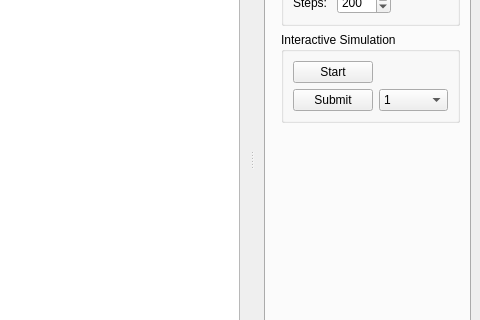
Above: mainwindow.ui from flamingoen/qspin before the change; both pictures show x 567 to 1047 and y 177 to 497 of the 1047 by 645 pixel window. Below: the same form after it.
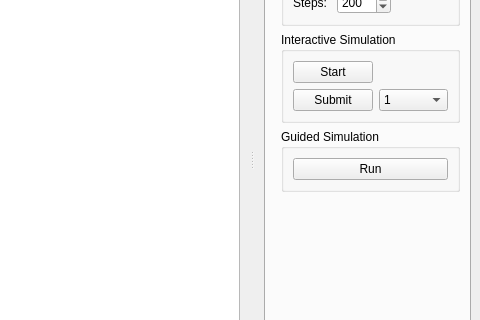
That is the form after the change. Icons and pictures are not drawn.

```diff
--- a/mainwindow.ui
+++ b/mainwindow.ui
@@ -396,6 +396,28 @@
            </layout>
           </widget>
          </item>
+         <item row="3" column="1">
+          <widget class="QGroupBox" name="groupBox_3">
+           <property name="sizePolicy">
+            <sizepolicy hsizetype="MinimumExpanding" vsizetype="Preferred">
+             <horstretch>0</horstretch>
+             <verstretch>0</verstretch>
+            </sizepolicy>
+           </property>
+           <property name="title">
+            <string>Guided Simulation</string>
+           </property>
+           <layout class="QVBoxLayout" name="verticalLayout_4">
+            <item>
+             <widget class="QPushButton" name="buttonGuidedSim">
+              <property name="text">
+               <string>Run</string>
+              </property>
+             </widget>
+            </item>
+           </layout>
+          </widget>
+         </item>
         </layout>
        </widget>
       </widget>
```
